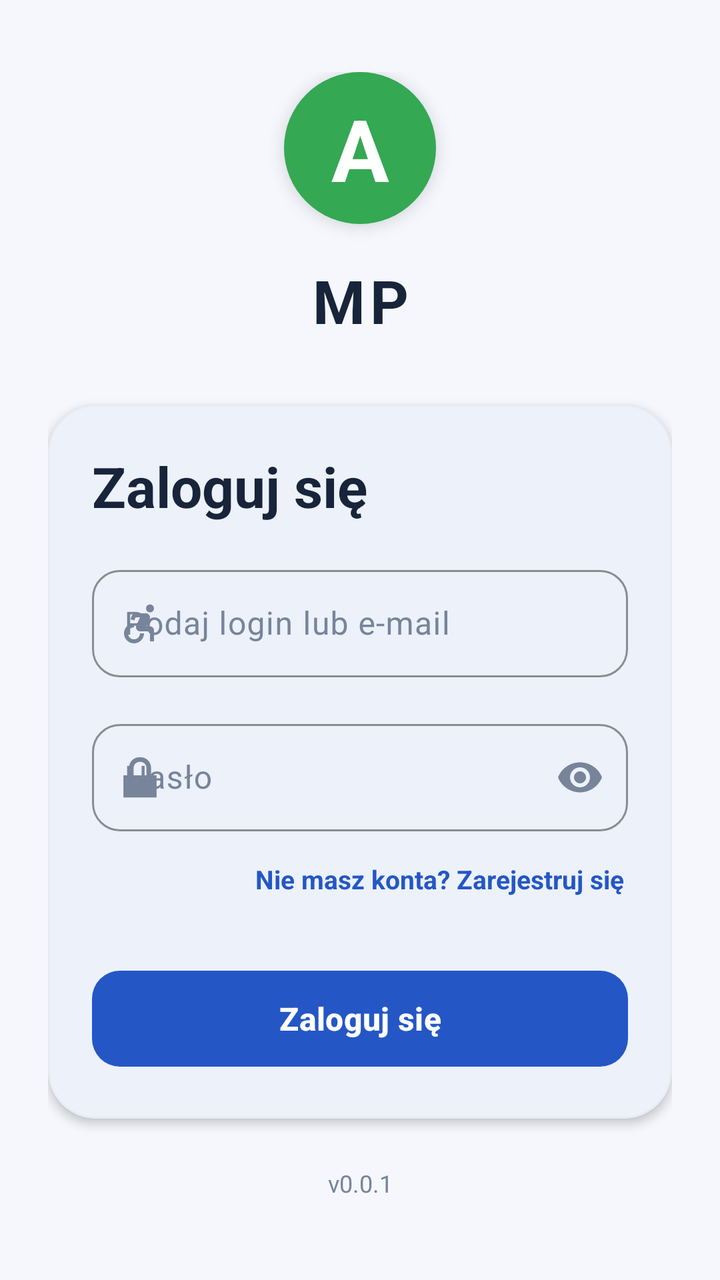
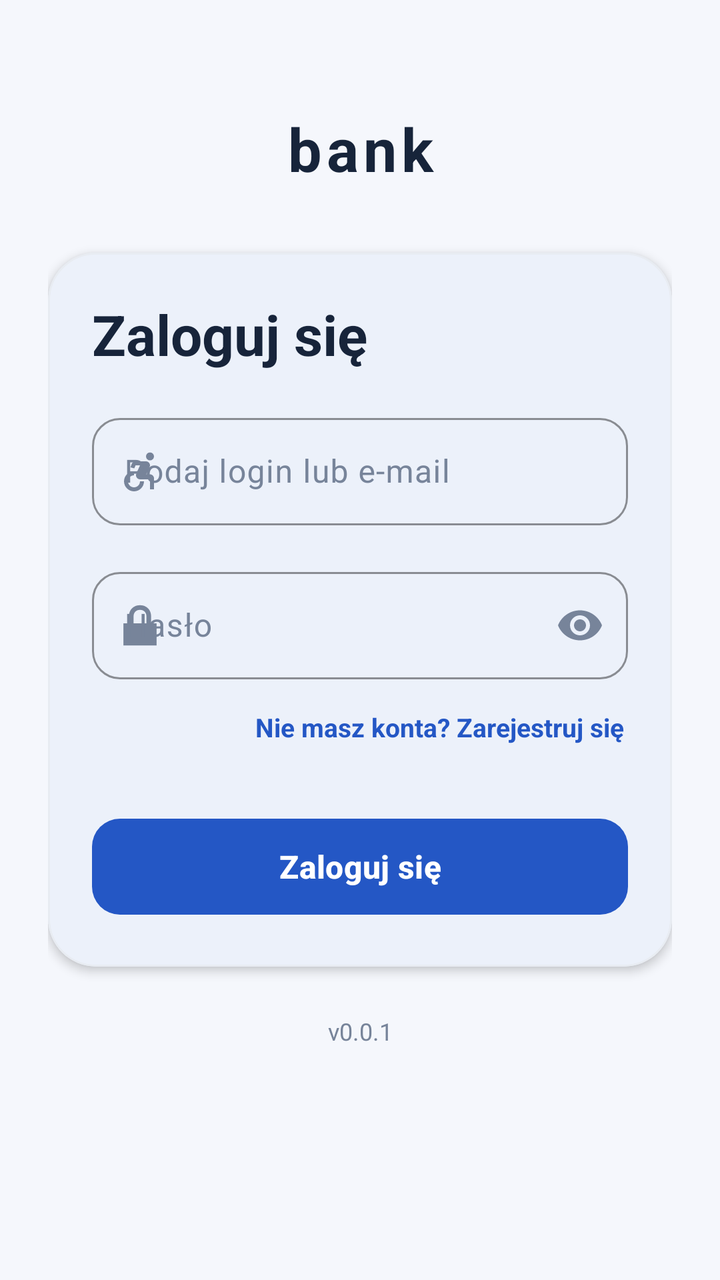

Compare the two renders of this Android layout. The source of the first and the diff that turns it into the second are given below.
<!-- AndroidManifest.xml: application theme Theme.Bank3 -->
<!-- res/layout/activity_main.xml -->
<?xml version="1.0" encoding="utf-8"?>
<androidx.constraintlayout.widget.ConstraintLayout
    xmlns:android="http://schemas.android.com/apk/res/android"
    xmlns:app="http://schemas.android.com/apk/res-auto"
    xmlns:tools="http://schemas.android.com/tools"
    android:id="@+id/main"
    android:layout_width="match_parent"
    android:layout_height="match_parent"
    android:background="@color/theme_background"
    tools:context=".ui.auth.MainActivity">

    <ScrollView
        android:layout_width="0dp"
        android:layout_height="0dp"
        android:fillViewport="true"
        android:clipToPadding="false"
        android:paddingStart="24dp"
        android:paddingEnd="24dp"
        android:scrollbars="none"
        app:layout_constraintTop_toTopOf="parent"
        app:layout_constraintBottom_toBottomOf="parent"
        app:layout_constraintStart_toStartOf="parent"
        app:layout_constraintEnd_toEndOf="parent">

        <LinearLayout
            android:layout_width="match_parent"
            android:layout_height="wrap_content"
            android:orientation="vertical"
            android:gravity="center_horizontal"
            android:paddingTop="36dp"
            android:paddingBottom="28dp">

            
            <TextView
                android:id="@+id/txtLogo"
                android:layout_width="76dp"
                android:layout_height="76dp"
                android:gravity="center"
                android:text="A"
                android:textColor="#FFFFFF"
                android:textSize="43sp"
                android:textStyle="bold"
                android:background="@drawable/bg_logo_round"
                android:elevation="5dp" />

            <TextView
                android:id="@+id/bank"
                android:layout_width="match_parent"
                android:layout_height="wrap_content"
                android:layout_marginTop="18dp"
                android:gravity="center"
                android:text="MP"
                android:textColor="@color/theme_text"
                android:textSize="30sp"
                android:textStyle="bold"
                android:letterSpacing="0.08" />

            
            <com.google.android.material.card.MaterialCardView
                android:layout_width="match_parent"
                android:layout_height="wrap_content"
                android:layout_marginTop="32dp"
                app:cardBackgroundColor="@color/theme_surface"
                app:cardCornerRadius="24dp"
                app:cardElevation="3dp"
                app:strokeColor="@color/theme_divider"
                app:strokeWidth="1dp">

                <LinearLayout
                    android:layout_width="match_parent"
                    android:layout_height="wrap_content"
                    android:orientation="vertical"
                    android:padding="22dp">

                    <TextView
                        android:layout_width="match_parent"
                        android:layout_height="wrap_content"
                        android:text="Zaloguj się"
                        android:textColor="@color/theme_text"
                        android:textSize="28sp"
                        android:textStyle="bold" />

                    
                    <com.google.android.material.textfield.TextInputLayout
                        android:id="@+id/loginLayout"
                        android:layout_width="match_parent"
                        android:layout_height="wrap_content"
                        android:layout_marginTop="18dp"
                        android:hint="Podaj login lub e-mail"
                        android:textColorHint="@color/theme_text_secondary"
                        app:boxBackgroundMode="outline"
                        app:boxCornerRadiusTopStart="14dp"
                        app:boxCornerRadiusTopEnd="14dp"
                        app:boxCornerRadiusBottomStart="14dp"
                        app:boxCornerRadiusBottomEnd="14dp"
                        app:boxStrokeColor="@color/theme_primary"
                        app:hintTextColor="@color/theme_text"
                        app:errorTextColor="@color/theme_transaction_negative"
                        app:boxStrokeErrorColor="@color/theme_transaction_negative"
                        app:startIconDrawable="@drawable/sprint"
                        app:startIconTint="@color/theme_text_secondary"
                        app:errorIconTint="@color/theme_transaction_negative">

                        <com.google.android.material.textfield.TextInputEditText
                            android:id="@+id/editLogin"
                            android:layout_width="match_parent"
                            android:layout_height="wrap_content"
                            android:inputType="textEmailAddress"
                            android:singleLine="true"
                            android:imeOptions="actionNext"
                            android:textColor="@color/theme_text"
                            android:textColorHint="@color/theme_text_secondary"
                            android:textSize="16sp"
                            android:paddingTop="16dp"
                            android:paddingBottom="16dp" />

                    </com.google.android.material.textfield.TextInputLayout>


                    
                    <com.google.android.material.textfield.TextInputLayout
                        android:id="@+id/hasloLayout"
                        android:layout_width="match_parent"
                        android:layout_height="wrap_content"
                        android:layout_marginTop="18dp"
                        android:hint="Hasło"
                        android:textColorHint="@color/theme_text_secondary"
                        app:boxBackgroundMode="outline"
                        app:boxCornerRadiusTopStart="14dp"
                        app:boxCornerRadiusTopEnd="14dp"
                        app:boxCornerRadiusBottomStart="14dp"
                        app:boxCornerRadiusBottomEnd="14dp"
                        app:boxStrokeColor="@color/theme_primary"
                        app:hintTextColor="@color/theme_text"
                        app:errorTextColor="@color/theme_transaction_negative"
                        app:boxStrokeErrorColor="@color/theme_transaction_negative"
                        app:startIconDrawable="@android:drawable/ic_lock_lock"
                        app:startIconTint="@color/theme_text_secondary"
                        app:endIconMode="password_toggle"
                        app:endIconTint="@color/theme_text_secondary"
                        app:errorIconTint="@color/theme_transaction_negative">

                        <com.google.android.material.textfield.TextInputEditText
                            android:id="@+id/editHaslo"
                            android:layout_width="match_parent"
                            android:layout_height="wrap_content"
                            android:inputType="textPassword"
                            android:singleLine="true"
                            android:imeOptions="actionDone"
                            android:textColor="@color/theme_text"
                            android:textColorHint="@color/theme_text_secondary"
                            android:textSize="16sp"
                            android:paddingTop="16dp"
                            android:paddingBottom="16dp" />

                    </com.google.android.material.textfield.TextInputLayout>

                    
                    <TextView
                        android:id="@+id/btnRegister"
                        android:layout_width="wrap_content"
                        android:layout_height="48dp"
                        android:layout_gravity="end"
                        android:gravity="center"
                        android:paddingStart="10dp"
                        android:paddingEnd="2dp"
                        android:text="Nie masz konta? Zarejestruj się"
                        android:textColor="@color/theme_primary"
                        android:textSize="13sp"
                        android:textStyle="bold"
                        android:clickable="true"
                        android:focusable="true"
                        android:background="?attr/selectableItemBackground" />

                    
                    <TextView
                        android:id="@+id/errorText"
                        android:layout_width="match_parent"
                        android:layout_height="wrap_content"
                        android:gravity="center"

                        android:textColor="@color/theme_transaction_negative"
                        android:textSize="13sp"
                        android:accessibilityLiveRegion="polite" />

                    
                    <com.google.android.material.button.MaterialButton
                        android:id="@+id/btnLogin"
                        android:layout_width="match_parent"
                        android:layout_height="56dp"
                        android:text="Zaloguj się"
                        android:textAllCaps="false"
                        android:textColor="@color/theme_on_primary"
                        android:textSize="16sp"
                        android:textStyle="bold"
                        app:backgroundTint="@color/theme_primary"
                        app:cornerRadius="14dp"
                        app:elevation="2dp" />

                </LinearLayout>

            </com.google.android.material.card.MaterialCardView>

            
            <TextView
                android:layout_width="match_parent"
                android:layout_height="wrap_content"
                android:layout_marginTop="24dp"

                android:gravity="center"
                android:text="v0.0.1"
                android:textColor="@color/theme_text_secondary"
                android:textSize="12sp" />

        </LinearLayout>
    </ScrollView>

</androidx.constraintlayout.widget.ConstraintLayout>
<!-- resources referenced by this layout -->
<resources>
  <color name="theme_background">#F5F7FC</color>
  <color name="theme_divider">#E8ECF2</color>
  <color name="theme_on_primary">#FFFFFF</color>
  <color name="theme_primary">#2457C5</color>
  <color name="theme_surface">#FFFFFF</color>
  <color name="theme_text">#17243A</color>
  <color name="theme_text_secondary">#77849A</color>
  <color name="theme_transaction_negative">#C23A48</color>
  <!-- drawable bg_logo_round (drawable) -->
  <?xml version="1.0" encoding="utf-8"?>
  <shape xmlns:android="http://schemas.android.com/apk/res/android"
      android:shape="oval">
      <solid android:color="#34A853" />
  </shape>
  <!-- drawable sprint (drawable) -->
  <vector xmlns:android="http://schemas.android.com/apk/res/android" android:autoMirrored="true" android:height="24dp" android:tint="#000000" android:viewportHeight="24" android:viewportWidth="24" android:width="24dp">
        
      <path android:fillColor="@android:color/white" android:pathData="M17,4.54m-2,0a2,2 0,1 1,4 0a2,2 0,1 1,-4 0"/>
        
      <path android:fillColor="@android:color/white" android:pathData="M14,17h-2c0,1.65 -1.35,3 -3,3s-3,-1.35 -3,-3 1.35,-3 3,-3v-2c-2.76,0 -5,2.24 -5,5s2.24,5 5,5 5,-2.24 5,-5zM17,13.5h-1.86l1.67,-3.67C17.42,8.5 16.44,7 14.96,7h-5.2c-0.81,0 -1.54,0.47 -1.87,1.2L7.22,10l1.92,0.53L9.79,9L12,9l-1.83,4.1c-0.6,1.33 0.39,2.9 1.85,2.9L17,16v5h2v-5.5c0,-1.1 -0.9,-2 -2,-2z"/>
      
  </vector>
  <style name="Theme.Bank3" parent="Base.Theme.Bank3" />
  <style name="Base.Theme.Bank3" parent="Theme.Material3.Light.NoActionBar">
  
          <item name="colorPrimary">@color/theme_primary</item>
          <item name="colorOnPrimary">@color/theme_on_primary</item>
  
          <item name="colorSecondary">@color/theme_accent</item>
          <item name="colorOnSecondary">@color/theme_on_primary</item>
  
          <item name="android:colorBackground">@color/theme_background</item>
          <item name="colorSurface">@color/theme_surface</item>
          <item name="colorOnSurface">@color/theme_text</item>
  
          <item name="android:statusBarColor">@color/theme_background</item>
          <item name="android:navigationBarColor">@color/theme_background</item>
  
          <item name="android:windowLightStatusBar">true</item>
          <item name="android:windowLightNavigationBar">true</item>
      </style>
  <color name="theme_accent">#527DE8</color>
</resources>

<!-- the commit's change to res/layout/activity_main.xml (unified diff, before → after) -->
@@ -30,26 +30,13 @@
             android:paddingTop="36dp"
             android:paddingBottom="28dp">
 
-            
-            <TextView
-                android:id="@+id/txtLogo"
-                android:layout_width="76dp"
-                android:layout_height="76dp"
-                android:gravity="center"
-                android:text="A"
-                android:textColor="#FFFFFF"
-                android:textSize="43sp"
-                android:textStyle="bold"
-                android:background="@drawable/bg_logo_round"
-                android:elevation="5dp" />
-
             <TextView
                 android:id="@+id/bank"
                 android:layout_width="match_parent"
                 android:layout_height="wrap_content"
                 android:layout_marginTop="18dp"
                 android:gravity="center"
-                android:text="MP"
+                android:text="bank"
                 android:textColor="@color/theme_text"
                 android:textSize="30sp"
                 android:textStyle="bold"
<!-- resource entries referenced after the edit -->
@@ -8,12 +8,6 @@
   <color name="theme_text">#17243A</color>
   <color name="theme_text_secondary">#77849A</color>
   <color name="theme_transaction_negative">#C23A48</color>
-  <!-- drawable bg_logo_round (drawable) -->
-  <?xml version="1.0" encoding="utf-8"?>
-  <shape xmlns:android="http://schemas.android.com/apk/res/android"
-      android:shape="oval">
-      <solid android:color="#34A853" />
-  </shape>
   <!-- drawable sprint (drawable) -->
   <vector xmlns:android="http://schemas.android.com/apk/res/android" android:autoMirrored="true" android:height="24dp" android:tint="#000000" android:viewportHeight="24" android:viewportWidth="24" android:width="24dp">
         
